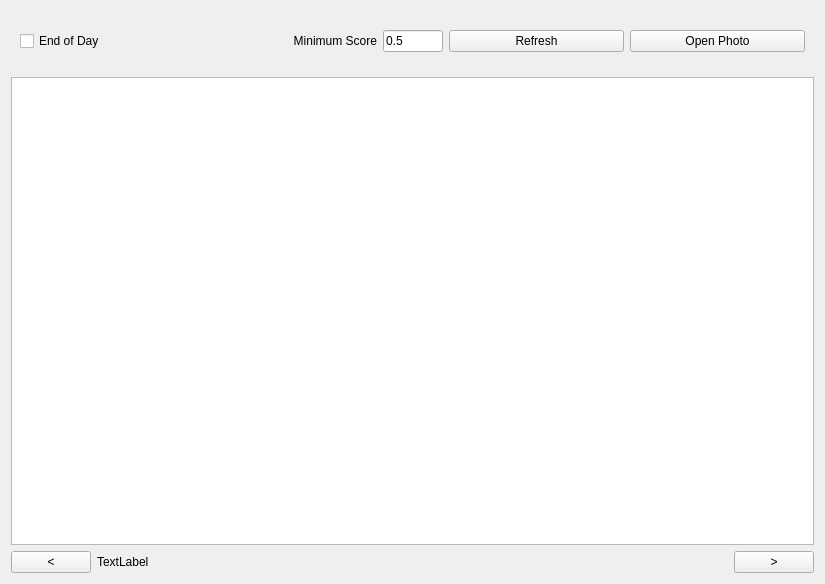
Before: the Qt Designer form src/resources/cots_display.ui in open-AIMS/reefscan_desktop_data_manager, drawn with Qt 5.
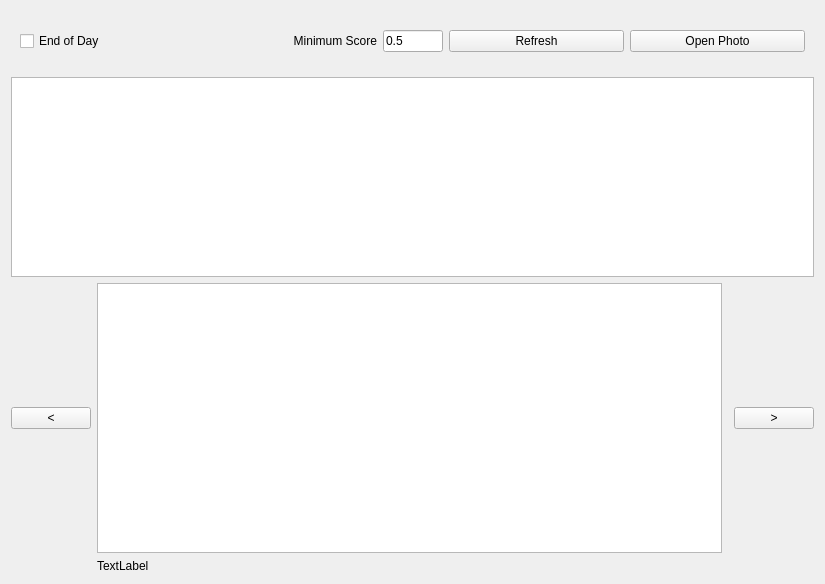
After: the same form once the commit is applied. Custom widgets are drawn as their Qt base class.

Commit message: options for cots display on the map

The edit to the form file:
```diff
--- a/src/resources/cots_display.ui
+++ b/src/resources/cots_display.ui
@@ -13,56 +13,7 @@
   <property name="windowTitle">
    <string>Form</string>
   </property>
-  <layout class="QGridLayout" name="gridLayout">
-   <item row="3" column="2" colspan="2">
-    <widget class="QLabel" name="label_photo">
-     <property name="text">
-      <string>TextLabel</string>
-     </property>
-    </widget>
-   </item>
-   <item row="3" column="1">
-    <widget class="QPushButton" name="button_previous">
-     <property name="sizePolicy">
-      <sizepolicy hsizetype="Maximum" vsizetype="Fixed">
-       <horstretch>0</horstretch>
-       <verstretch>0</verstretch>
-      </sizepolicy>
-     </property>
-     <property name="text">
-      <string>&lt;</string>
-     </property>
-    </widget>
-   </item>
-   <item row="3" column="4">
-    <widget class="QPushButton" name="button_next">
-     <property name="sizePolicy">
-      <sizepolicy hsizetype="Maximum" vsizetype="Fixed">
-       <horstretch>0</horstretch>
-       <verstretch>0</verstretch>
-      </sizepolicy>
-     </property>
-     <property name="text">
-      <string>&gt;</string>
-     </property>
-    </widget>
-   </item>
-   <item row="2" column="1" colspan="4">
-    <widget class="QTableView" name="tableView">
-     <property name="minimumSize">
-      <size>
-       <width>0</width>
-       <height>200</height>
-      </size>
-     </property>
-     <property name="maximumSize">
-      <size>
-       <width>16777215</width>
-       <height>16777215</height>
-      </size>
-     </property>
-    </widget>
-   </item>
+  <layout class="QGridLayout" name="gridLayout" rowstretch="0,0,1,2,0">
    <item row="1" column="1" colspan="4">
     <widget class="QWidget" name="widget" native="true">
      <property name="minimumSize">
@@ -119,8 +70,80 @@
      </layout>
     </widget>
    </item>
+   <item row="3" column="1">
+    <widget class="QPushButton" name="button_previous">
+     <property name="sizePolicy">
+      <sizepolicy hsizetype="Maximum" vsizetype="Fixed">
+       <horstretch>0</horstretch>
+       <verstretch>0</verstretch>
+      </sizepolicy>
+     </property>
+     <property name="text">
+      <string>&lt;</string>
+     </property>
+    </widget>
+   </item>
+   <item row="2" column="1" colspan="4">
+    <widget class="QTableView" name="tableView">
+     <property name="sizePolicy">
+      <sizepolicy hsizetype="Expanding" vsizetype="Expanding">
+       <horstretch>0</horstretch>
+       <verstretch>0</verstretch>
+      </sizepolicy>
+     </property>
+     <property name="minimumSize">
+      <size>
+       <width>0</width>
+       <height>200</height>
+      </size>
+     </property>
+     <property name="maximumSize">
+      <size>
+       <width>16777215</width>
+       <height>16777215</height>
+      </size>
+     </property>
+    </widget>
+   </item>
+   <item row="3" column="4">
+    <widget class="QPushButton" name="button_next">
+     <property name="sizePolicy">
+      <sizepolicy hsizetype="Maximum" vsizetype="Fixed">
+       <horstretch>0</horstretch>
+       <verstretch>0</verstretch>
+      </sizepolicy>
+     </property>
+     <property name="text">
+      <string>&gt;</string>
+     </property>
+    </widget>
+   </item>
+   <item row="3" column="2">
+    <widget class="PhotoViewer" name="graphicsView">
+     <property name="sizePolicy">
+      <sizepolicy hsizetype="Expanding" vsizetype="Expanding">
+       <horstretch>0</horstretch>
+       <verstretch>0</verstretch>
+      </sizepolicy>
+     </property>
+    </widget>
+   </item>
+   <item row="4" column="2">
+    <widget class="QLabel" name="label_file_name">
+     <property name="text">
+      <string>TextLabel</string>
+     </property>
+    </widget>
+   </item>
   </layout>
  </widget>
+ <customwidgets>
+  <customwidget>
+   <class>PhotoViewer</class>
+   <extends>QGraphicsView</extends>
+   <header>aims.ui.photo_viewer.h</header>
+  </customwidget>
+ </customwidgets>
  <resources/>
  <connections/>
 </ui>
```
The commit also changes 11 other files.
